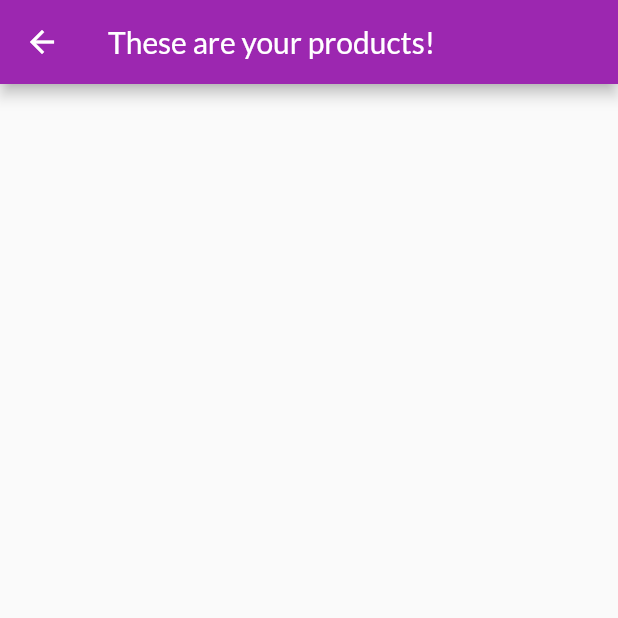
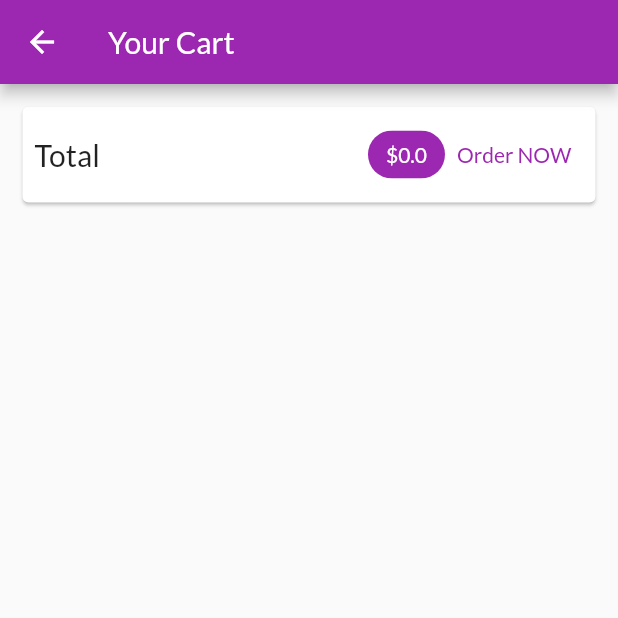
Before and after one commit to soulandbone/shop_app, a Flutter app: the CartScreen screen opened by its route, on a phone screen of 412 x 824 dp, the top half of it. Run offline on Flutter 3.47's test engine with Material 2 defaults, Android fonts, the phone set to English and light mode, and no system bars; network calls fail.

Commit message:
Logic to add amounts of items total displayed in the Cart Screen

```diff
--- a/lib/providers/cart.dart
+++ b/lib/providers/cart.dart
@@ -27,6 +27,14 @@ class Cart with ChangeNotifier {
     notifyListeners();
   }
 
+  double addTotal() {
+    double total = 0;
+    _items.forEach((key, cartItem) {
+      total += cartItem.price * cartItem.quantity;
+    });
+    return total;
+  }
+
   int get countItem {
     return _items.length;
   }
--- a/lib/screens/cart_screen.dart
+++ b/lib/screens/cart_screen.dart
@@ -1,14 +1,56 @@
 import 'package:flutter/material.dart';
+import 'package:provider/provider.dart';
+
+import '../providers/cart.dart';
 
 class CartScreen extends StatelessWidget {
   static const routeName = '/cart';
 
   @override
   Widget build(BuildContext context) {
+    final cartData = Provider.of<Cart>(context);
+
     return Scaffold(
-      appBar: AppBar(
-        title: Text("These are your products!"),
-      ),
-    );
+        appBar: AppBar(
+          title: Text("Your Cart"),
+        ),
+        body: Column(
+          children: [
+            Card(
+              margin: EdgeInsets.all(15),
+              child: Padding(
+                padding: const EdgeInsets.all(8.0),
+                child: Row(
+                  mainAxisAlignment: MainAxisAlignment.spaceBetween,
+                  children: [
+                    Text(
+                      "Total",
+                      style: TextStyle(fontSize: 20),
+                    ),
+                    Spacer(),
+                    Chip(
+                      label: Text(
+                        '\$${cartData.addTotal()}',
+                        style: TextStyle(
+                            color: Theme.of(context)
+                                .primaryTextTheme
+                                .headline6!
+                                .color),
+                      ),
+                      backgroundColor: Theme.of(context).primaryColor,
+                    ),
+                    TextButton(
+                      onPressed: (() {}),
+                      child: Text(
+                        'Order NOW',
+                        style: TextStyle(color: Theme.of(context).primaryColor),
+                      ),
+                    )
+                  ],
+                ),
+              ),
+            ),
+          ],
+        ));
   }
 }
```
